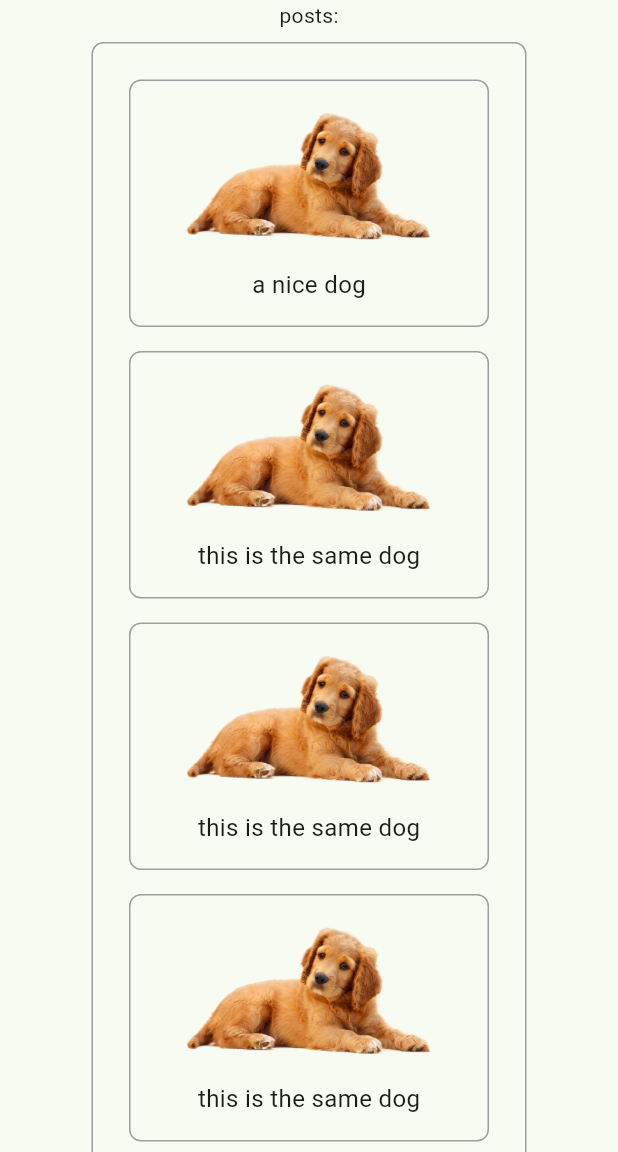
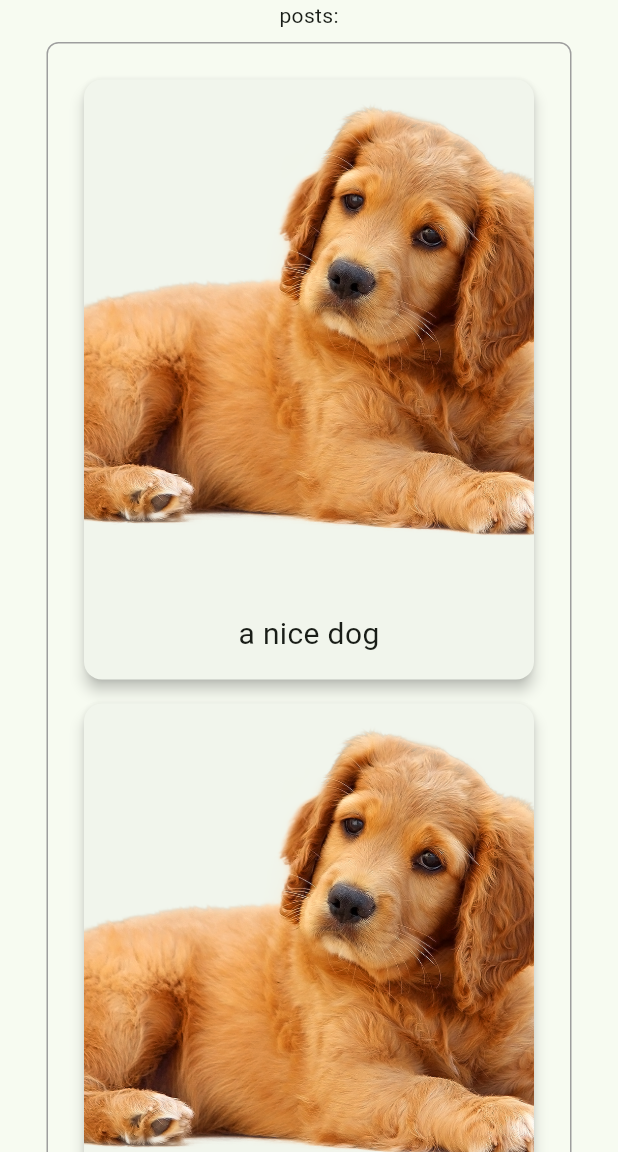
Before and after one commit to RonanBiggs/FlutterHackathonApp, a Flutter app: the screen it shows after launch, on a phone screen of 412 x 824 dp, the part 84-1236 px from its top. Run offline on Flutter 3.47's test engine with Material 3 defaults, Android fonts, the phone set to English and light mode, and no system bars; our stand-ins replace geocoding, image_picker.

Commit message:
pls work

```diff
--- a/lib/main.dart
+++ b/lib/main.dart
@@ -1,4 +1,5 @@
 import 'package:flutter/material.dart';
+import 'package:hackathon/swipingpage.dart';
 import 'post_widget.dart';
 import 'example_page.dart';
 //import 'add_posts.dart';
@@ -21,6 +22,7 @@ class MyApp extends StatelessWidget {
       routes: {
         '/second': (context) => const SecondPage(),
       //  '/create': (context) => const AddPostPage(),
+      //'/second': (context) => const SwipingPage(),
       },
             debugShowCheckedModeBanner: false, // Remove the debug banner
 
--- a/lib/post_widget.dart
+++ b/lib/post_widget.dart
@@ -4,34 +4,47 @@ class PostWidget extends StatelessWidget {
   final String imagePath;
   final String description;
 
-  const PostWidget({
-    Key? key,
-    required this.imagePath,
-    required this.description,
-  }) : super(key: key);
+  const PostWidget({super.key, required this.imagePath, required this.description});
 
   @override
   Widget build(BuildContext context) {
-    return Container(
-      padding: const EdgeInsets.all(16),
-      margin: const EdgeInsets.all(8.0),
-      decoration: BoxDecoration(
-        border: Border.all(color: Colors.grey),
-        borderRadius: BorderRadius.circular(8),
-      ),
-      child: Column(
-        children: <Widget>[
-          Image.asset(
-            imagePath, // Path to your local image
-            width: MediaQuery.of(context).size.width/2,
-            height: 100,
+    return Card(
+      elevation: 4,
+      margin: const EdgeInsets.all(8),
+      child: SizedBox(
+        height: 400,
+        width: 300,
+        child: InkWell( // Added InkWell for tap functionality (optional)
+          onTap: () {
+            // Handle tap if needed
+            print("Tapped on: $description");
+          },
+          child: Column(
+            crossAxisAlignment: CrossAxisAlignment.stretch, // Stretch text to card width
+            children: [
+              Expanded(
+                child: Image.asset(
+                  imagePath,
+                  fit: BoxFit.cover,
+                  errorBuilder: (context, object, stackTrace) {
+                    // Handle image loading errors
+                    return const Center(child: Icon(Icons.error)); // Or a placeholder
+                  },
+                ),
+              ),
+              Padding(
+                padding: const EdgeInsets.all(16.0),
+                child: Text(
+                  description,
+                  style: const TextStyle(fontSize: 20),
+                  textAlign: TextAlign.center, // Center the text
+                  maxLines: 2, // Limit to two lines
+                  overflow: TextOverflow.ellipsis, // Add ellipsis if it overflows
+                ),
+              ),
+            ],
           ),
-          const SizedBox(height: 8),
-          Text(
-            description,
-            style: const TextStyle(fontSize: 16),
-          ),
-        ],
+        ),
       ),
     );
   }
```
Also changed, not shown: lib/swipingpage.dart (added, +99 -0 lines), 11 other files.
